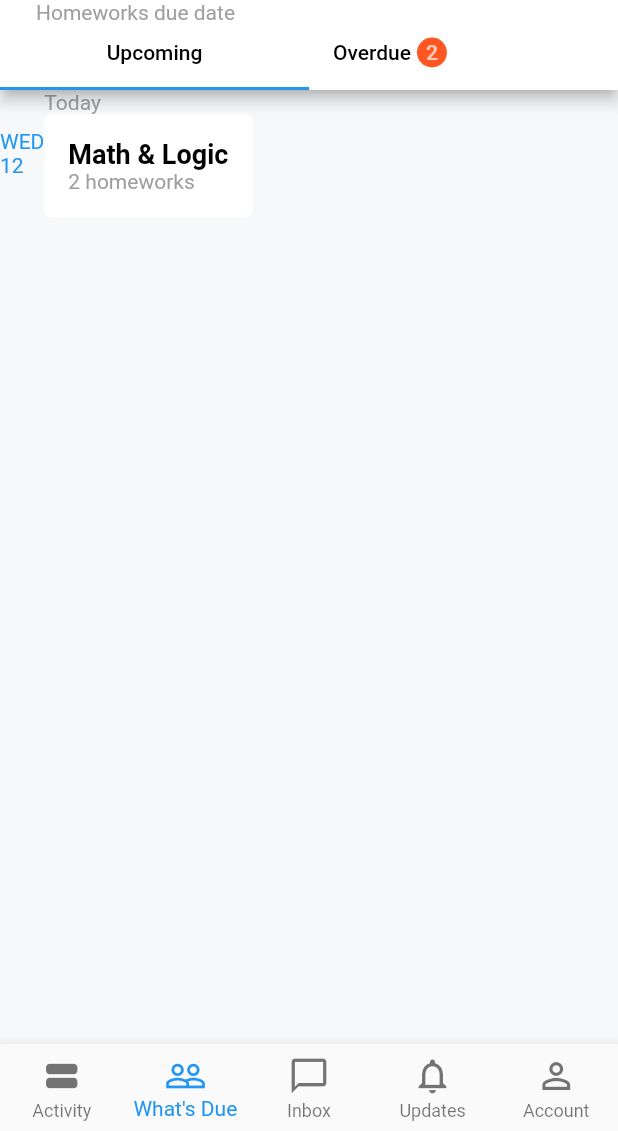
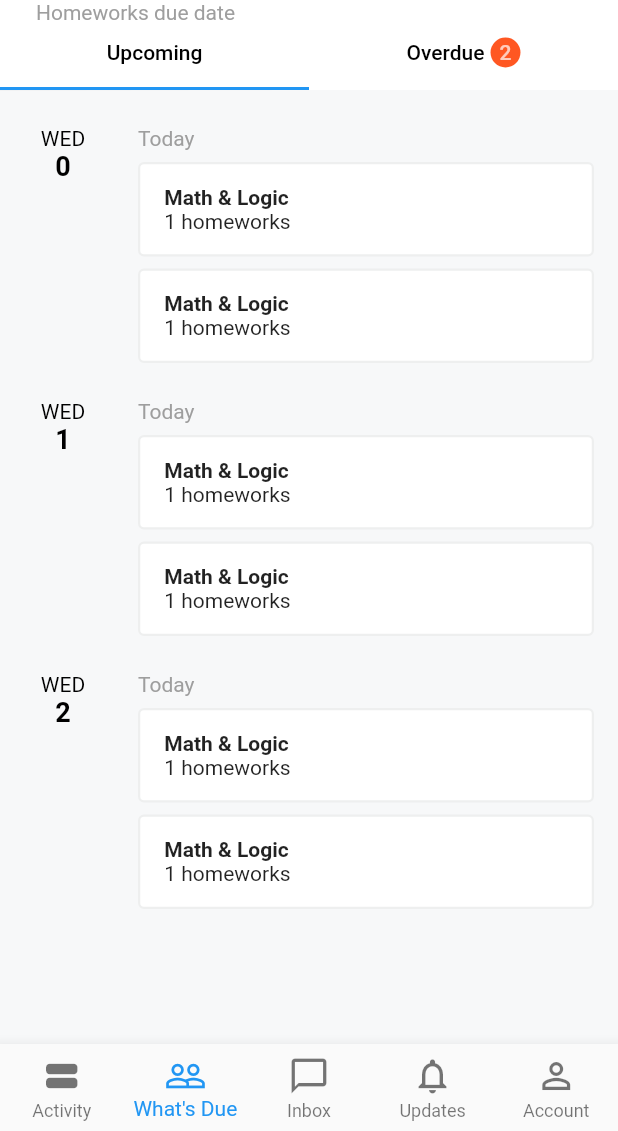
Before and after one commit to diszy10/edu-mobile, a Flutter app: the screen it shows after launch, item 2 of the bottom bar chosen, on a phone screen of 412 x 824 dp, the part 105-1236 px from its top. Run offline on Flutter 3.47's test engine with Material 2 defaults, Android fonts, the phone set to English and light mode, and no system bars; missing offline and left inert: rounded_modal; network calls fail.

Commit message:
Add layout upcoming tab view

```diff
--- a/lib/screens/whatsdue/upcoming.dart
+++ /dev/null
@@ -1,63 +0,0 @@
-import 'package:flutter/material.dart';
-
-class UpcomingSection extends StatelessWidget {
-  @override
-  Widget build(BuildContext context) {
-    return Scaffold(
-      backgroundColor: Color(0xFFF7F8F9),
-      body: Column(
-        crossAxisAlignment: CrossAxisAlignment.start,
-        children: <Widget>[
-          Row(
-            children: <Widget>[
-              // DATE
-              Column(
-                crossAxisAlignment: CrossAxisAlignment.start,
-                children: <Widget>[
-                  Text('WED', style: TextStyle(color: Colors.blue)),
-                  Text('12', style: TextStyle(color: Colors.blue))
-                ],
-              ),
-              Expanded(
-                child: Column(
-                  crossAxisAlignment: CrossAxisAlignment.start,
-                  children: <Widget>[
-                    // Day
-                    Text('Today', style: TextStyle(color: Colors.grey)),
-                    InkWell(
-                      onTap: () {},
-                      child: Container(
-                        padding: EdgeInsets.all(16.0),
-                        decoration: BoxDecoration(
-                          color: Colors.white,
-                          shape: BoxShape.rectangle,
-                          borderRadius: BorderRadius.circular(4.0),
-                        ),
-                        child: Column(
-                          crossAxisAlignment: CrossAxisAlignment.start,
-                          children: <Widget>[
-                            Text(
-                              'Math & Logic',
-                              style: TextStyle(
-                                  color: Colors.black,
-                                  fontWeight: FontWeight.bold,
-                                  fontSize: 18.0),
-                            ),
-                            Text(
-                              '2 homeworks',
-                              style: TextStyle(color: Colors.grey),
-                            )
-                          ],
-                        ),
-                      ),
-                    )
-                  ],
-                ),
-              )
-            ],
-          )
-        ],
-      ),
-    );
-  }
-}
--- /dev/null
+++ b/lib/screens/whatsdue/upcoming_section.dart
@@ -0,0 +1,202 @@
+import 'package:flutter/material.dart';
+
+class UpcomingSection extends StatelessWidget {
+  @override
+  Widget build(BuildContext context) {
+    return Scaffold(
+      backgroundColor: Color(0xFFF7F8F9),
+      body: ListView.builder(
+        physics: BouncingScrollPhysics(),
+        shrinkWrap: true,
+        itemBuilder: (context, index) {
+          return Padding(
+            padding: EdgeInsets.only(left: 16.0, right: 16.0, top: 24.0),
+            child: Row(
+              crossAxisAlignment: CrossAxisAlignment.start,
+              mainAxisAlignment: MainAxisAlignment.start,
+              children: <Widget>[
+                Expanded(
+                  flex: 1,
+                  child: Container(
+                    margin: EdgeInsets.only(right: 24.0),
+                    child: Column(
+                      children: <Widget>[
+                        Text(
+                          'WED',
+                          style: TextStyle(color: Colors.black),
+                        ),
+                        Text(
+                          '$index',
+                          style: TextStyle(
+                              color: Colors.black,
+                              fontSize: 18.0,
+                              fontWeight: FontWeight.bold),
+                        ),
+                      ],
+                    ),
+                  ),
+                ),
+                Expanded(
+                  flex: 4,
+                  child: Column(
+                    crossAxisAlignment: CrossAxisAlignment.start,
+                    children: <Widget>[
+                      Text(
+                        'Today',
+                        style: TextStyle(color: Colors.grey),
+                      ),
+                      ListView.builder(
+                        shrinkWrap: true,
+                        itemBuilder: (context, index) {
+                          return Container(
+                            margin: EdgeInsets.only(top: 8.0),
+                            decoration: BoxDecoration(
+                                color: Colors.white,
+                                borderRadius: BorderRadius.circular(4.0),
+                                border: Border.all(
+                                    color: Color(0xFFEEEFEF), width: 1.5)),
+                            child: Padding(
+                              padding: EdgeInsets.only(
+                                  left: 16.0, top: 14.0, bottom: 14.0),
+                              child: Column(
+                                crossAxisAlignment: CrossAxisAlignment.start,
+                                children: <Widget>[
+                                  Text(
+                                    'Math & Logic',
+                                    style:
+                                        TextStyle(fontWeight: FontWeight.bold),
+                                  ),
+                                  Text('1 homeworks')
+                                ],
+                              ),
+                            ),
+                          );
+                        },
+                        itemCount: 2, // this is a hardcoded value
+                      ),
+                    ],
+                  ),
+                ),
+              ],
+            ),
+          );
+        },
+        itemCount: 3, // this is a hardcoded value
+      ),
+    );
+
+    // final _upcoming = [
+    //   Upcoming('Today', 'WED', '12', 'Math & Logic', '2 homeworks'),
+    //   Upcoming('Tommorow', 'THU', '13', 'Physics', '2 homeworks')
+    // ];
+
+    // Widget _buildContent() {
+    //   return ListView.builder(
+    //     shrinkWrap: true,
+    //     itemCount: 2,
+    //     itemBuilder: (BuildContext context, int index) {
+    //       return Row(
+    //         children: <Widget>[
+    //           // Day, Date column
+    //           Column(
+    //             children: <Widget>[Text('Day $index'), Text('$index')],
+    //           ),
+    //           ListView.builder(
+    //             shrinkWrap: true,
+    //             itemCount: 4,
+    //             itemBuilder: (BuildContext context, int index) {
+    //               return Column(
+    //                 children: <Widget>[
+    //                   Text('Today $index'),
+    //                   Card(
+    //                     elevation: 8.0,
+    //                     color: Colors.white,
+    //                     shape: RoundedRectangleBorder(
+    //                         borderRadius: BorderRadius.circular(8.0)),
+    //                     child: Column(
+    //                       children: <Widget>[
+    //                         Text('Math $index'),
+    //                         Text('$index homework')
+    //                       ],
+    //                     ),
+    //                   ),
+    //                 ],
+    //               );
+    //             },
+    //           ),
+    //         ],
+    //       );
+    //     },
+    //   );
+    // }
+
+    // return Scaffold(
+    //   backgroundColor: Color(0xFFF7F8F9),
+    //   body: Column(
+    //     crossAxisAlignment: CrossAxisAlignment.start,
+    //     children: <Widget>[
+    // TODO: Call Listbuilder
+    //       _buildContent()
+    // Row(
+    //   children: <Widget>[
+    //     // DATE
+    //     Container(
+    //       margin: EdgeInsets.only(left: 24.0, right: 16.0),
+    //       child: Column(
+    //         crossAxisAlignment: CrossAxisAlignment.start,
+    //         children: <Widget>[
+    //           Text('WED', style: TextStyle(color: Colors.indigo)),
+    //           Text('12',
+    //               style: TextStyle(
+    //                   color: Colors.indigo,
+    //                   fontSize: 24.0,
+    //                   fontWeight: FontWeight.bold))
+    //         ],
+    //       ),
+    //     ),
+    //     Container(
+    //       margin: EdgeInsets.only(top: 32.0),
+    //       child: Column(
+    //         crossAxisAlignment: CrossAxisAlignment.start,
+    //         children: <Widget>[
+    //           // Day
+    //           Text('Today', style: TextStyle(color: Colors.grey)),
+    //           GestureDetector(
+    //             onTap: () {
+    //               Navigator.pushNamed(context, '/homework');
+    //             },
+    //             child: Container(
+    //               padding: EdgeInsets.all(16.0),
+    //               decoration: BoxDecoration(
+    //                 color: Colors.white,
+    //                 shape: BoxShape.rectangle,
+    //                 borderRadius: BorderRadius.circular(10.0),
+    //               ),
+    //               child: Column(
+    //                 crossAxisAlignment: CrossAxisAlignment.start,
+    //                 children: <Widget>[
+    //                   Text(
+    //                     'Math & Logic',
+    //                     style: TextStyle(
+    //                         color: Colors.black,
+    //                         fontWeight: FontWeight.bold,
+    //                         fontSize: 18.0),
+    //                   ),
+    //                   Text(
+    //                     '2 homeworks',
+    //                     style: TextStyle(color: Colors.grey),
+    //                   )
+    //                 ],
+    //               ),
+    //             ),
+    //           )
+    //         ],
+    //       ),
+    //     ),
+    //   ],
+    // )
+    //     ],
+    //   ),
+    // );
+  }
+}
--- a/lib/screens/whatsdue/whats_due_page.dart
+++ b/lib/screens/whatsdue/whats_due_page.dart
@@ -1,6 +1,6 @@
 import 'package:flutter/material.dart';
 
-import './upcoming.dart';
+import './upcoming_section.dart';
 
 class WhatsDuePage extends StatelessWidget {
   @override
@@ -11,6 +11,7 @@ class WhatsDuePage extends StatelessWidget {
         appBar: PreferredSize(
           preferredSize: Size.fromHeight(130.0),
           child: AppBar(
+            elevation: 0.1,
             automaticallyImplyLeading: false,
             backgroundColor: Colors.white,
             centerTitle: false,
@@ -36,6 +37,7 @@ class WhatsDuePage extends StatelessWidget {
                 ),
                 Tab(
                   child: Row(
+                    mainAxisAlignment: MainAxisAlignment.center,
                     children: <Widget>[
                       Text('Overdue', style: TextStyle(color: Colors.black)),
                       Container(
```
Also changed, not shown: lib/screens/whatsdue/overdue.dart (deleted), lib/screens/whatsdue/overdue_section.dart (added).
